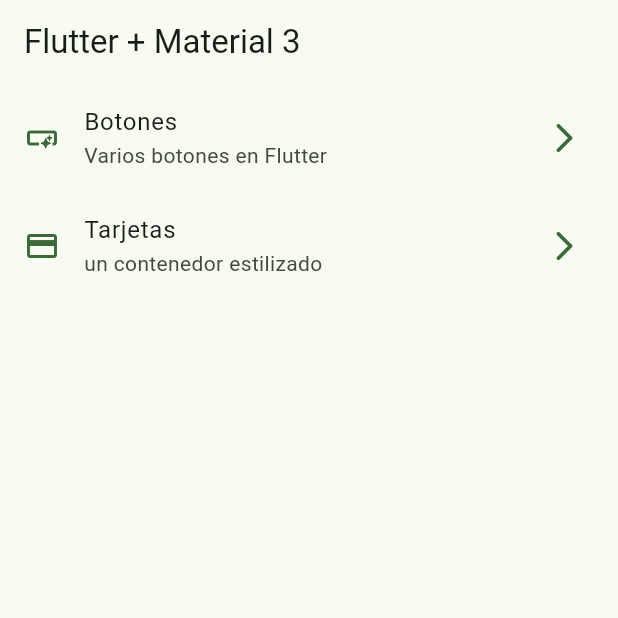
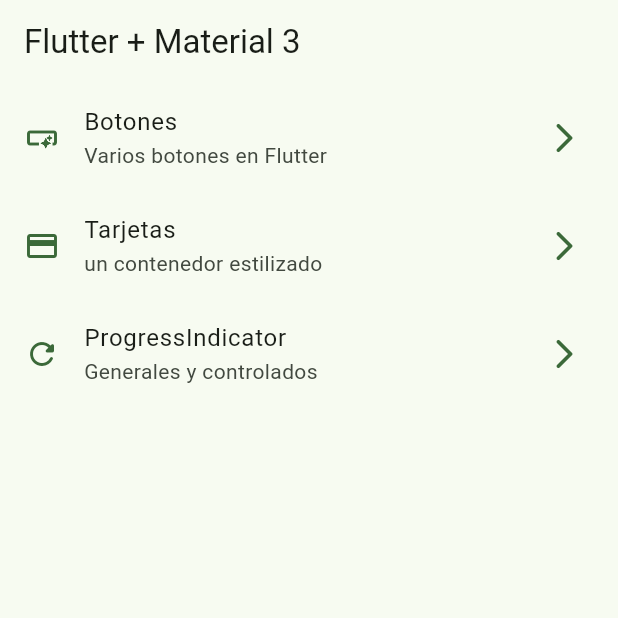
Before and after one commit to Ahtnezev/widgets_app, a Flutter app: the screen it shows after launch, on a phone screen of 412 x 824 dp, the top half of it. Run offline on Flutter 3.47's test engine with Material 3 defaults, Android fonts, the phone set to English and light mode, and no system bars; our stand-ins replace go_router.

Commit message:
progress indicators finished

```diff
--- a/lib/config/menu/menu_items.dart
+++ b/lib/config/menu/menu_items.dart
@@ -30,4 +30,11 @@ const appMenuItems = <MenuItem>[
       link: '/cards',
       icon: Icons.credit_card
     ),
+
+    MenuItem(
+      title: 'ProgressIndicator',
+      subTitle: 'Generales y controlados',
+      link: '/progress',
+      icon: Icons.refresh_rounded
+    ),
   ];
--- a/lib/config/router/app_router.dart
+++ b/lib/config/router/app_router.dart
@@ -20,5 +20,10 @@ final appRouter = GoRouter(
       name: CardScreen.name,
       builder: (context, state) => const CardScreen(),
     ),
+    GoRoute(
+      path: '/progress',
+      name: ProgressScreen.name,
+      builder: (context, state) => const ProgressScreen(),
+    ),
   ],
 );
--- a/lib/presentation/screens/home/home_screen.dart
+++ b/lib/presentation/screens/home/home_screen.dart
@@ -1,7 +1,6 @@
 import 'package:flutter/material.dart';
 import 'package:go_router/go_router.dart';
 import 'package:widgets_app/config/menu/menu_items.dart';
-import 'package:widgets_app/presentation/screens/cards/card_screen.dart';
 
 class HomeScreen extends StatelessWidget {
 
@@ -27,7 +26,6 @@ class _HomeView extends StatelessWidget {
   Widget build(BuildContext context) {
 
     final colors = Theme.of(context).colorScheme;
-
 
     // .builder -> se crea en tiempo de ejecucion
     return ListView.builder(
@@ -73,7 +71,6 @@ class _CustomTile extends StatelessWidget {
         // context.pushNamed(CardScreen.name);
         context.push(menuItem.link);
 
-
       },
     );
   }
```
Also changed, not shown: lib/presentation/screens/progress/progress_screen.dart (+69 -1 lines).
